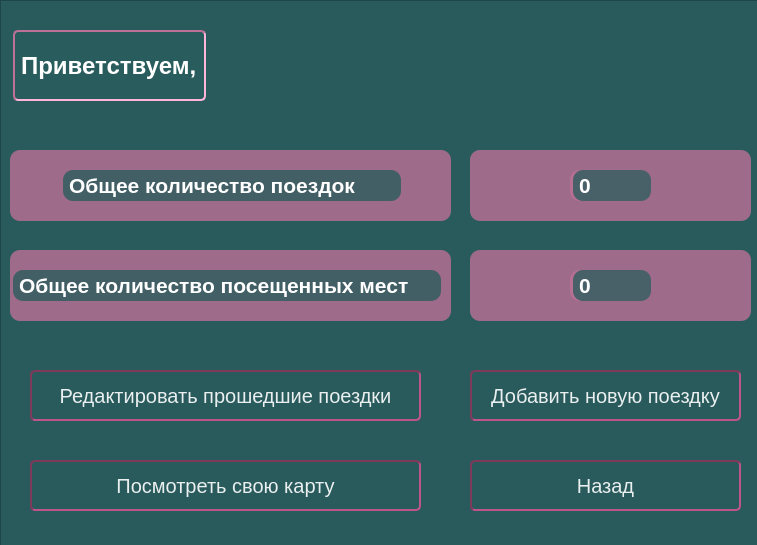
Qt form forms/user_profil.ui (PolinaBack/MyMap) before a commit.
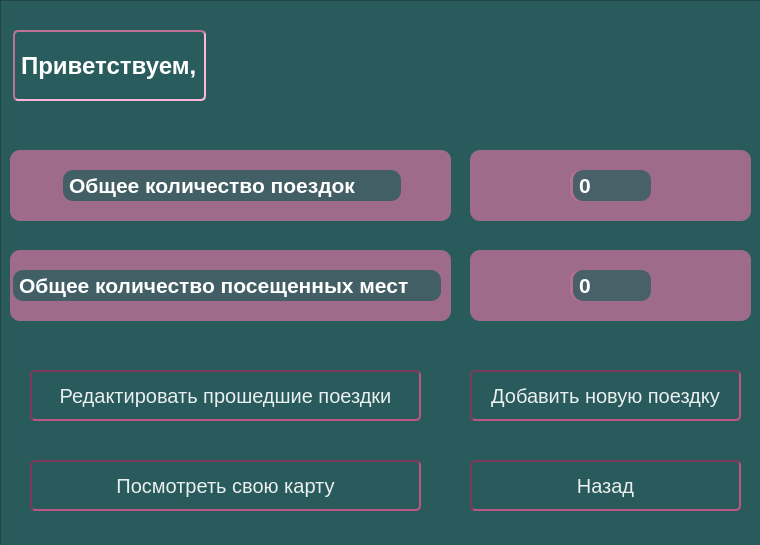
The same form after that commit.

The edit to the form file:
```diff
--- a/forms/user_profil.ui
+++ b/forms/user_profil.ui
@@ -6,7 +6,7 @@
    <rect>
     <x>0</x>
     <y>0</y>
-    <width>757</width>
+    <width>760</width>
     <height>545</height>
    </rect>
   </property>
```
